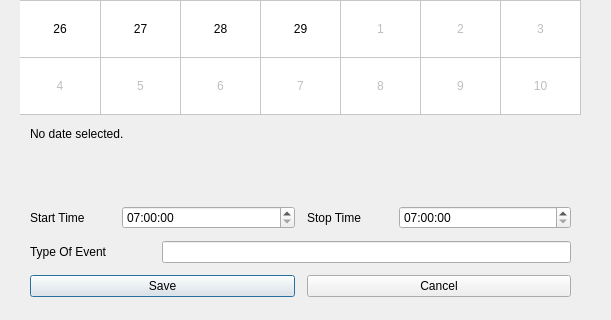
Above: src/booking-editor.ui from sc0000/hfmdd-video-system before the change; both pictures show x 0 to 611 and y 332 to 652 of the 611 by 652 pixel window. Below: the same form after it.
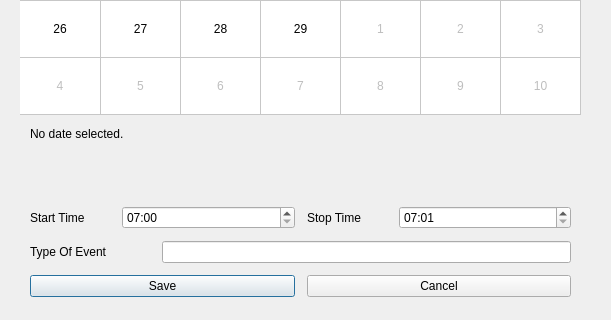
That is the form after the change.

Commit message: creating and editing bookings

What changed in the file:
```diff
--- a/src/booking-editor.ui
+++ b/src/booking-editor.ui
@@ -135,6 +135,9 @@
           <second>0</second>
          </time>
         </property>
+        <property name="displayFormat">
+         <string notr="true">HH:mm</string>
+        </property>
        </widget>
       </item>
       <item>
@@ -162,13 +165,16 @@
         <property name="minimumTime">
          <time>
           <hour>7</hour>
-          <minute>0</minute>
+          <minute>1</minute>
           <second>0</second>
          </time>
         </property>
         <property name="currentSection">
          <enum>QDateTimeEdit::HourSection</enum>
         </property>
+        <property name="displayFormat">
+         <string notr="true">HH:mm</string>
+        </property>
        </widget>
       </item>
      </layout>
```
The commit also changes 7 other files.
